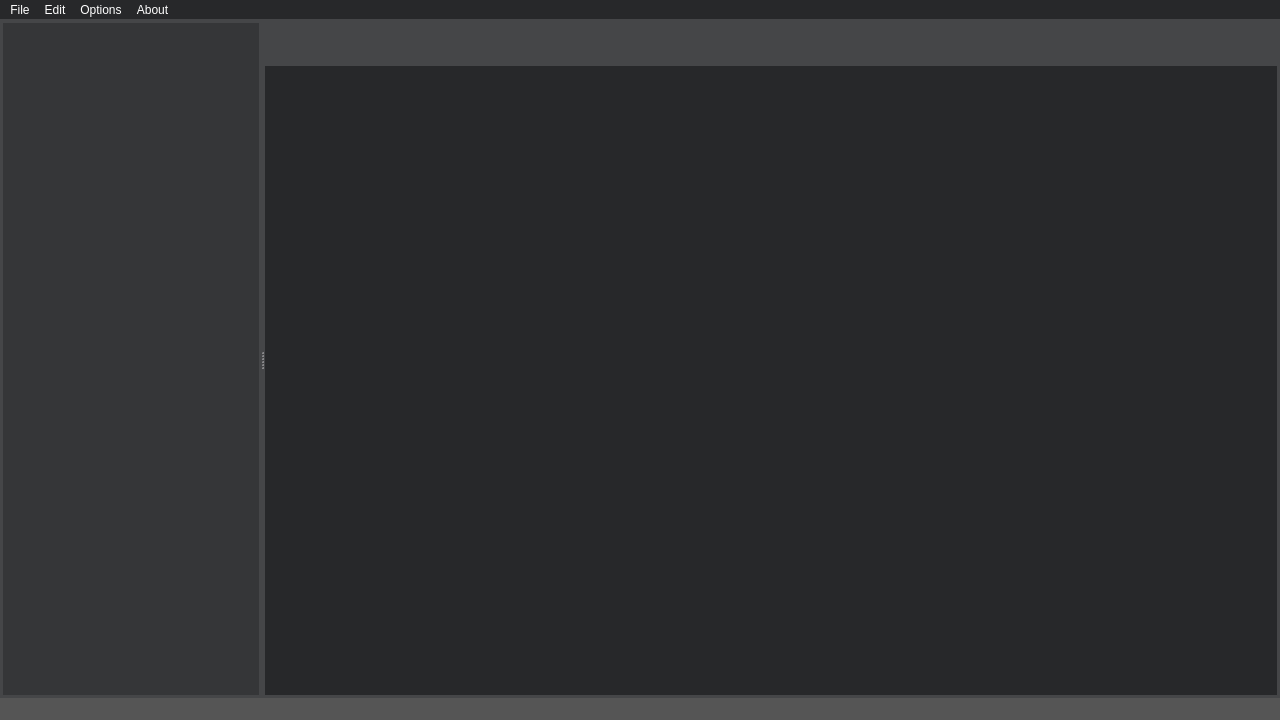
Qt form codeeditor.ui (EmreArapcicUevak/CodeLab-Notes) before a commit.
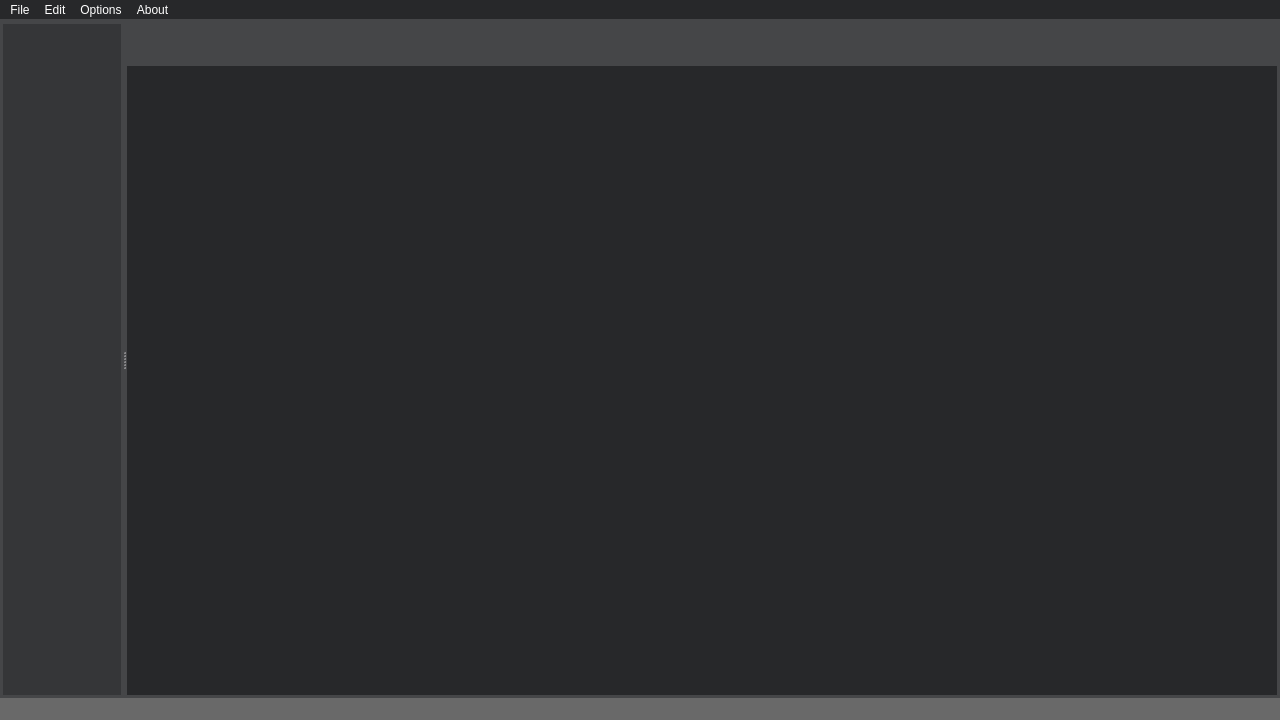
The same form after that commit. Icons and pictures are not drawn. Custom widgets are drawn as their Qt base class.

Commit message: Fix some bugs and mistakes in the application

What changed in the file:
```diff
--- a/codeeditor.ui
+++ b/codeeditor.ui
@@ -110,7 +110,7 @@
          <number>3</number>
         </property>
         <property name="topMargin">
-         <number>3</number>
+         <number>4</number>
         </property>
         <property name="rightMargin">
          <number>1</number>
@@ -206,6 +206,7 @@
 	border  : 2px solid #555555;
 	border-radius : 2px;
 	width : 10px;
+	min-height : 30px;
 }
 
 QScrollBar::handle:horizontal {
@@ -213,6 +214,7 @@
 	border  : 2px solid #555555;
 	border-radius : 2px;
 	height : 10px;
+	min-width : 30px;
 }
 
 QScrollBar::handle:vertical:pressed {
@@ -244,9 +246,30 @@
           <property name="frameShape">
            <enum>QFrame::StyledPanel</enum>
           </property>
+          <property name="horizontalScrollBarPolicy">
+           <enum>Qt::ScrollBarAlwaysOff</enum>
+          </property>
+          <property name="sizeAdjustPolicy">
+           <enum>QAbstractScrollArea::AdjustToContentsOnFirstShow</enum>
+          </property>
+          <property name="expandsOnDoubleClick">
+           <bool>false</bool>
+          </property>
           <attribute name="headerVisible">
            <bool>false</bool>
           </attribute>
+          <attribute name="headerCascadingSectionResizes">
+           <bool>true</bool>
+          </attribute>
+          <attribute name="headerMinimumSectionSize">
+           <number>50</number>
+          </attribute>
+          <attribute name="headerDefaultSectionSize">
+           <number>50</number>
+          </attribute>
+          <attribute name="headerStretchLastSection">
+           <bool>true</bool>
+          </attribute>
          </widget>
         </item>
        </layout>
@@ -275,7 +298,7 @@
          <number>1</number>
         </property>
         <property name="topMargin">
-         <number>3</number>
+         <number>2</number>
         </property>
         <property name="rightMargin">
          <number>3</number>
@@ -294,13 +317,13 @@
           <property name="minimumSize">
            <size>
             <width>0</width>
-            <height>42</height>
+            <height>45</height>
            </size>
           </property>
           <property name="maximumSize">
            <size>
             <width>16777215</width>
-            <height>42</height>
+            <height>45</height>
            </size>
           </property>
           <property name="styleSheet">
@@ -352,7 +375,7 @@
              <x>0</x>
              <y>0</y>
              <width>16</width>
-             <height>42</height>
+             <height>45</height>
             </rect>
            </property>
            <property name="sizePolicy">
@@ -364,13 +387,13 @@
            <property name="minimumSize">
             <size>
              <width>0</width>
-             <height>42</height>
+             <height>45</height>
             </size>
            </property>
            <property name="maximumSize">
             <size>
              <width>16777215</width>
-             <height>42</height>
+             <height>45</height>
             </size>
            </property>
            <property name="focusPolicy">
@@ -398,7 +421,7 @@
             <item>
              <layout class="QHBoxLayout" name="tabContainer">
               <property name="spacing">
-               <number>2</number>
+               <number>4</number>
               </property>
               <property name="sizeConstraint">
                <enum>QLayout::SetDefaultConstraint</enum>
@@ -452,7 +475,7 @@
             <number>0</number>
            </property>
            <property name="topMargin">
-            <number>2</number>
+            <number>0</number>
            </property>
            <property name="rightMargin">
             <number>0</number>
@@ -496,6 +519,7 @@
 	border  : 2px solid #555555;
 	border-radius : 2px;
 	width : 10px;
+	min-height : 30px;
 }
 
 QScrollBar::handle:horizontal {
@@ -503,6 +527,7 @@
 	border  : 2px solid #555555;
 	border-radius : 2px;
 	height : 10px;
+	min-width : 30px;
 }
 
 QScrollBar::handle:vertical:pressed {
@@ -565,8 +590,7 @@
   </widget>
   <widget class="QStatusBar" name="statusBar">
    <property name="styleSheet">
-    <string notr="true">/*background-color : &quot;#27282a&quot;;*/
-background-color : #555555;</string>
+    <string notr="true">background-color : rgb(105,105,105);</string>
    </property>
   </widget>
   <widget class="QMenuBar" name="menuBar">
```
Left out of the diff: 4 changed lines with no effect on the pictures. The commit also changes 1 other file.
